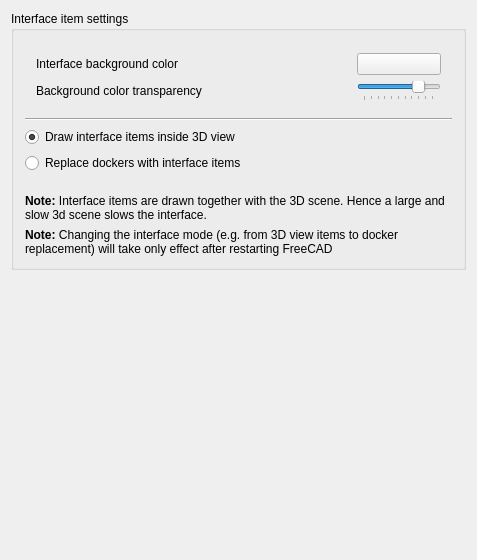
This is src/Gui/DlgSettingsInterface.ui in kkremitzki/FreeCAD as Qt 5 draws it before an edit. The edited form follows.
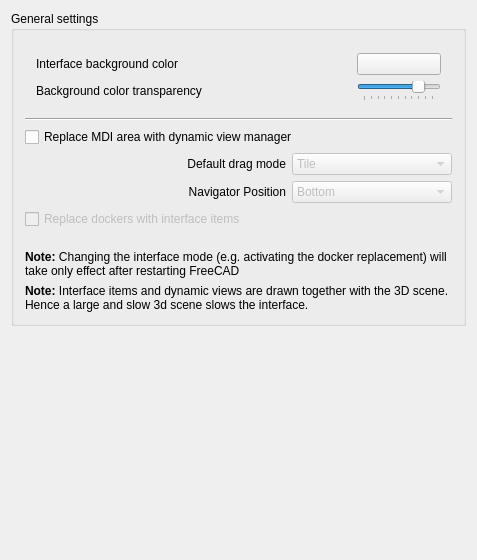
This is the edited form. Custom widgets are drawn as their Qt base class.

Commit message: allow dynamic view manager together with dockers

Patch:
```diff
--- a/src/Gui/DlgSettingsInterface.ui
+++ b/src/Gui/DlgSettingsInterface.ui
@@ -6,7 +6,7 @@
    <rect>
     <x>0</x>
     <y>0</y>
-    <width>477</width>
+    <width>463</width>
     <height>560</height>
    </rect>
   </property>
@@ -17,7 +17,7 @@
    <item>
     <widget class="QGroupBox" name="GroupBox12">
      <property name="title">
-      <string>Interface item settings</string>
+      <string>General settings</string>
      </property>
      <layout class="QVBoxLayout" name="verticalLayout">
       <item>
@@ -118,12 +118,9 @@
        </widget>
       </item>
       <item>
-       <widget class="Gui::PrefRadioButton" name="item3DView">
+       <widget class="Gui::PrefCheckBox" name="replaceMDI">
         <property name="text">
-         <string>Draw interface items inside 3D view</string>
-        </property>
-        <property name="checked">
-         <bool>true</bool>
+         <string>Replace MDI area with dynamic view manager</string>
         </property>
         <property name="prefEntry" stdset="0">
          <cstring>3DItems</cstring>
@@ -134,7 +131,118 @@
        </widget>
       </item>
       <item>
-       <widget class="Gui::PrefRadioButton" name="replaceDockers">
+       <layout class="QGridLayout" name="gridLayout">
+        <item row="0" column="0">
+         <spacer name="horizontalSpacer">
+          <property name="orientation">
+           <enum>Qt::Horizontal</enum>
+          </property>
+          <property name="sizeType">
+           <enum>QSizePolicy::Fixed</enum>
+          </property>
+          <property name="sizeHint" stdset="0">
+           <size>
+            <width>100</width>
+            <height>20</height>
+           </size>
+          </property>
+         </spacer>
+        </item>
+        <item row="0" column="1">
+         <widget class="QLabel" name="label">
+          <property name="text">
+           <string>Default drag mode</string>
+          </property>
+          <property name="alignment">
+           <set>Qt::AlignRight|Qt::AlignTrailing|Qt::AlignVCenter</set>
+          </property>
+         </widget>
+        </item>
+        <item row="0" column="2">
+         <widget class="Gui::PrefComboBox" name="dragMode">
+          <property name="enabled">
+           <bool>false</bool>
+          </property>
+          <property name="sizePolicy">
+           <sizepolicy hsizetype="Minimum" vsizetype="Fixed">
+            <horstretch>0</horstretch>
+            <verstretch>0</verstretch>
+           </sizepolicy>
+          </property>
+          <property name="prefEntry" stdset="0">
+           <cstring>DefaultDragMode</cstring>
+          </property>
+          <property name="prefPath" stdset="0">
+           <cstring>Interface</cstring>
+          </property>
+          <item>
+           <property name="text">
+            <string>Tile</string>
+           </property>
+          </item>
+          <item>
+           <property name="text">
+            <string>Anchor</string>
+           </property>
+          </item>
+         </widget>
+        </item>
+        <item row="1" column="1">
+         <widget class="QLabel" name="label_4">
+          <property name="text">
+           <string>Navigator Position</string>
+          </property>
+          <property name="alignment">
+           <set>Qt::AlignRight|Qt::AlignTrailing|Qt::AlignVCenter</set>
+          </property>
+         </widget>
+        </item>
+        <item row="1" column="2">
+         <widget class="Gui::PrefComboBox" name="navigatorPosition">
+          <property name="enabled">
+           <bool>false</bool>
+          </property>
+          <property name="sizePolicy">
+           <sizepolicy hsizetype="Minimum" vsizetype="Fixed">
+            <horstretch>0</horstretch>
+            <verstretch>0</verstretch>
+           </sizepolicy>
+          </property>
+          <property name="prefEntry" stdset="0">
+           <cstring>NavigatorPosition</cstring>
+          </property>
+          <property name="prefPath" stdset="0">
+           <cstring>Interface</cstring>
+          </property>
+          <item>
+           <property name="text">
+            <string>Bottom</string>
+           </property>
+          </item>
+          <item>
+           <property name="text">
+            <string>Top</string>
+           </property>
+          </item>
+          <item>
+           <property name="text">
+            <string>Left</string>
+           </property>
+          </item>
+          <item>
+           <property name="text">
+            <string>Right</string>
+           </property>
+          </item>
+         </widget>
+        </item>
+       </layout>
+      </item>
+      <item>
+       <widget class="Gui::PrefCheckBox" name="replaceDocker">
+        <property name="enabled">
+         <bool>false</bool>
+        </property>
         <property name="text">
          <string>Replace dockers with interface items</string>
         </property>
@@ -162,6 +270,25 @@
         </property>
        </spacer>
       </item>
+      <item>
+       <widget class="QLabel" name="label_5">
+        <property name="sizePolicy">
+         <sizepolicy hsizetype="Preferred" vsizetype="Preferred">
+          <horstretch>0</horstretch>
+          <verstretch>0</verstretch>
+         </sizepolicy>
+        </property>
+        <property name="text">
+         <string>&lt;html&gt;&lt;head/&gt;&lt;body&gt;&lt;p&gt;&lt;span style=&quot; font-weight:600;&quot;&gt;Note:&lt;/span&gt; Changing the interface mode (e.g. activating the docker replacement) will take only effect after restarting FreeCAD&lt;/p&gt;&lt;/body&gt;&lt;/html&gt;</string>
+        </property>
+        <property name="alignment">
+         <set>Qt::AlignLeading|Qt::AlignLeft|Qt::AlignTop</set>
+        </property>
+        <property name="wordWrap">
+         <bool>true</bool>
+        </property>
+       </widget>
+      </item>
       <item>
        <widget class="QLabel" name="label_3">
         <property name="sizePolicy">
@@ -171,7 +298,7 @@
          </sizepolicy>
         </property>
         <property name="text">
-         <string>&lt;html&gt;&lt;head/&gt;&lt;body&gt;&lt;p&gt;&lt;span style=&quot; font-weight:600;&quot;&gt;Note:&lt;/span&gt; Interface items are drawn together with the 3D scene. Hence a large and slow 3d scene slows the interface.&lt;/p&gt;&lt;/body&gt;&lt;/html&gt;</string>
+         <string>&lt;html&gt;&lt;head/&gt;&lt;body&gt;&lt;p&gt;&lt;span style=&quot; font-weight:600;&quot;&gt;Note:&lt;/span&gt; Interface items and dynamic views are drawn together with the 3D scene. Hence a large and slow 3d scene slows the interface.&lt;/p&gt;&lt;/body&gt;&lt;/html&gt;</string>
         </property>
         <property name="scaledContents">
          <bool>false</bool>
@@ -184,25 +311,6 @@
         </property>
        </widget>
       </item>
-      <item>
-       <widget class="QLabel" name="label_5">
-        <property name="sizePolicy">
-         <sizepolicy hsizetype="Preferred" vsizetype="Preferred">
-          <horstretch>0</horstretch>
-          <verstretch>0</verstretch>
-         </sizepolicy>
-        </property>
-        <property name="text">
-         <string>&lt;html&gt;&lt;head/&gt;&lt;body&gt;&lt;p&gt;&lt;span style=&quot; font-weight:600;&quot;&gt;Note:&lt;/span&gt; Changing the interface mode (e.g. from 3D view items to docker replacement) will take only effect after restarting FreeCAD&lt;/p&gt;&lt;/body&gt;&lt;/html&gt;</string>
-        </property>
-        <property name="alignment">
-         <set>Qt::AlignLeading|Qt::AlignLeft|Qt::AlignTop</set>
-        </property>
-        <property name="wordWrap">
-         <bool>true</bool>
-        </property>
-       </widget>
-      </item>
      </layout>
     </widget>
    </item>
@@ -239,8 +347,13 @@
    <header>Gui/PrefWidgets.h</header>
   </customwidget>
   <customwidget>
-   <class>Gui::PrefRadioButton</class>
-   <extends>QRadioButton</extends>
+   <class>Gui::PrefCheckBox</class>
+   <extends>QCheckBox</extends>
+   <header>Gui/PrefWidgets.h</header>
+  </customwidget>
+  <customwidget>
+   <class>Gui::PrefComboBox</class>
+   <extends>QComboBox</extends>
    <header>Gui/PrefWidgets.h</header>
   </customwidget>
  </customwidgets>
```
Left out of the diff: 69 changed lines with no effect on the pictures. The commit also changes 11 other files.
